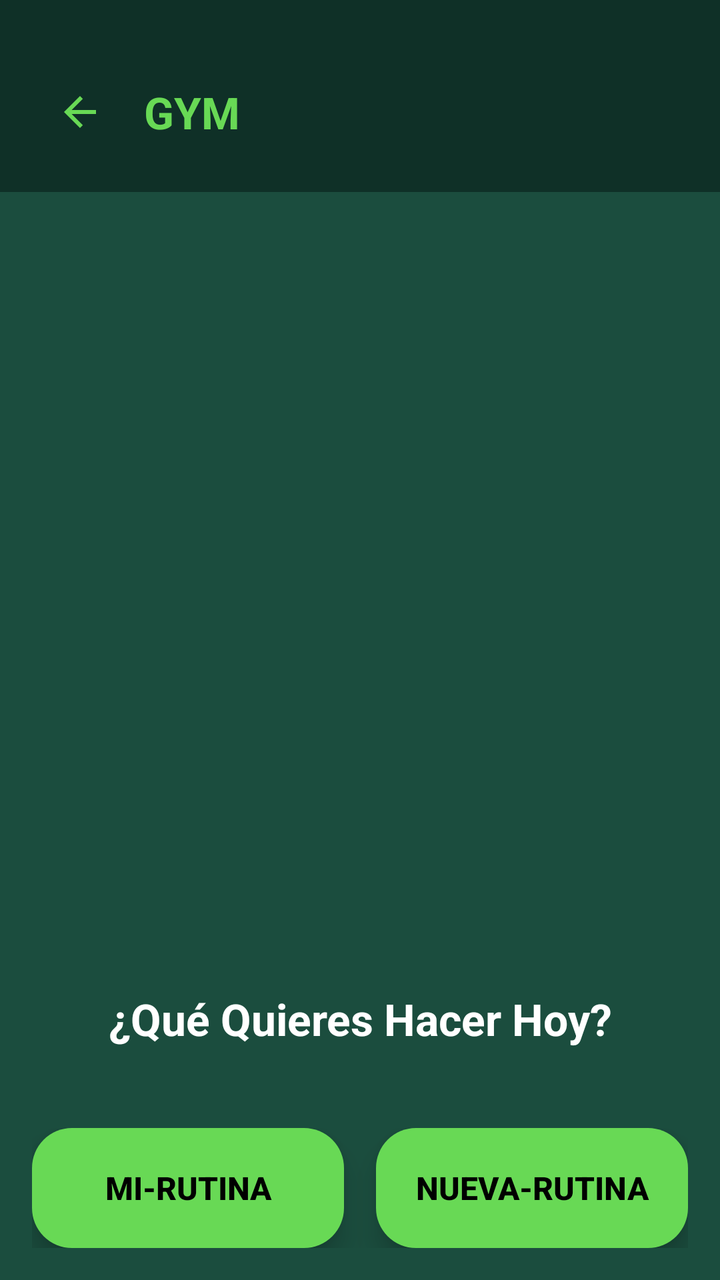
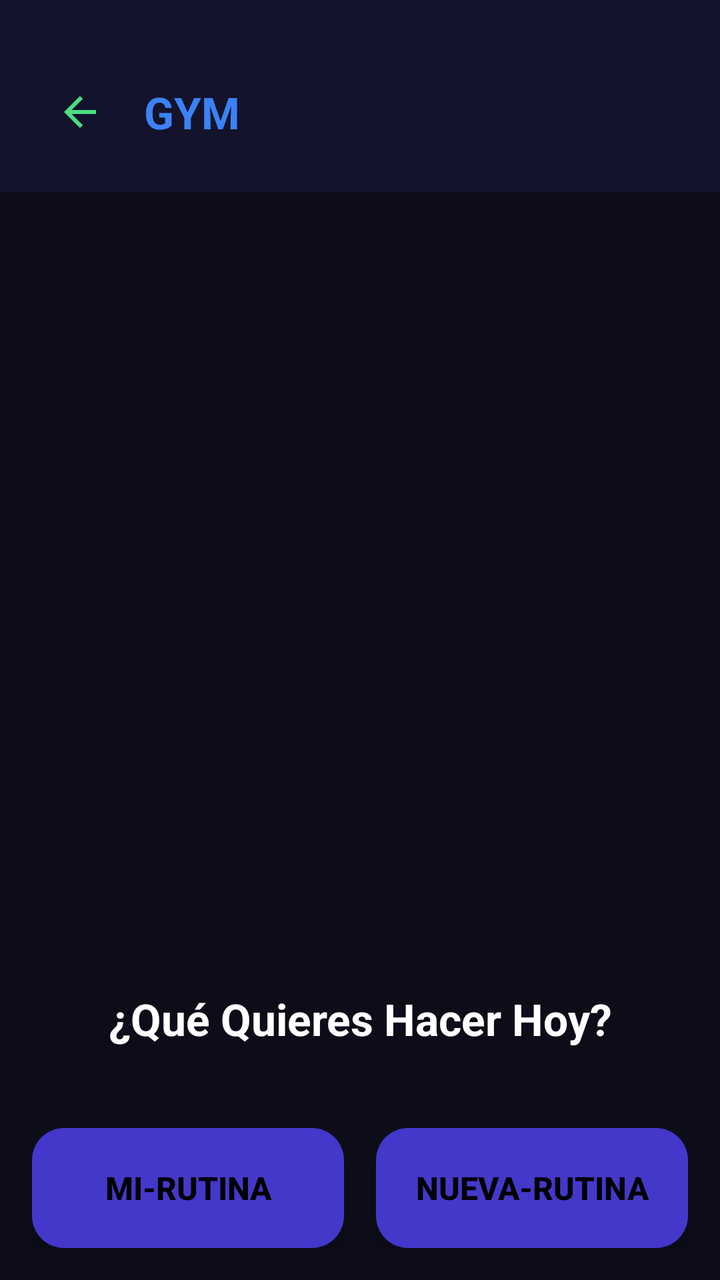

Before-and-after screenshots of an Android layout around one commit, followed by the original layout XML and the change that was made.
<!-- AndroidManifest.xml: activity theme Theme.GimnasioPro -->
<!-- res/layout/activity_gim.xml -->
<?xml version="1.0" encoding="utf-8"?>
<LinearLayout xmlns:android="http://schemas.android.com/apk/res/android"
    xmlns:tools="http://schemas.android.com/tools"
    android:layout_width="match_parent"
    android:layout_height="match_parent"
    android:background="@color/dark_green_background"
    android:orientation="vertical"
    android:fitsSystemWindows="true"
    tools:context=".GimActivity">

    
    <LinearLayout
        android:layout_width="match_parent"
        android:layout_height="wrap_content"
        android:background="@color/darker_green_header"
        android:gravity="center_vertical"
        android:orientation="horizontal"
        android:paddingStart="16dp"
        android:paddingEnd="16dp"
        android:paddingBottom="16dp"
        android:paddingTop="32dp">

        <ImageButton
            android:id="@+id/btnBack"
            android:layout_width="48dp"
            android:layout_height="48dp"
            android:background="?attr/selectableItemBackgroundBorderless"
            android:contentDescription="@string/btn_volver"
            android:src="@drawable/ic_arrow_back"
            android:scaleType="centerInside"
            android:clickable="true"
            android:focusable="true" />

        <TextView
            android:id="@+id/tvHeader"
            android:layout_width="0dp"
            android:layout_height="wrap_content"
            android:layout_marginStart="8dp"
            android:layout_weight="1"
            android:text="@string/btn_gim"
            android:textColor="@color/electric_green_button"
            android:textSize="22sp"
            android:textStyle="bold" />
    </LinearLayout>

    
    <FrameLayout
        android:id="@+id/calendarContainer"
        android:layout_width="match_parent"
        android:layout_height="0dp"
        android:layout_gravity="center"
        android:layout_marginHorizontal="16dp"
        android:layout_weight="1" />

    
    <TextView
        android:id="@+id/tvQuestion"
        android:layout_width="match_parent"
        android:layout_height="wrap_content"
        android:gravity="center"
        android:paddingVertical="24dp"
        android:text="@string/question_what_today"
        android:textColor="@color/text_on_background"
        android:textSize="22sp"
        android:textStyle="bold" />

    
    <LinearLayout
        android:layout_width="match_parent"
        android:layout_height="wrap_content"
        android:gravity="center"
        android:orientation="horizontal"
        android:padding="16dp">

        <Button
            android:id="@+id/btnMiRutina"
            android:layout_width="0dp"
            android:layout_height="60dp"
            android:layout_marginEnd="8dp"
            android:layout_weight="1"
            android:background="@drawable/btn_rounded_green"
            android:elevation="8dp"
            android:stateListAnimator="@null"
            android:text="@string/btn_mi_rutina"
            android:textColor="@color/text_on_button"
            android:textSize="16sp"
            android:textStyle="bold" />

        <Button
            android:id="@+id/btnNuevaRutina"
            android:layout_width="0dp"
            android:layout_height="60dp"
            android:layout_marginStart="8dp"
            android:layout_weight="1"
            android:background="@drawable/btn_rounded_green"
            android:elevation="8dp"
            android:stateListAnimator="@null"
            android:text="@string/btn_nueva_rutina"
            android:textColor="@color/text_on_button"
            android:textSize="16sp"
            android:textStyle="bold" />

    </LinearLayout>

</LinearLayout>
<!-- resources referenced by this layout -->
<resources>
  <color name="dark_green_background">#FF1B4D3E</color>
  <color name="darker_green_header">#FF0F3027</color>
  <color name="electric_green_button">#68D955</color>
  <color name="text_on_background">#FFFFFFFF</color>
  <color name="text_on_button">#FF000000</color>
  <!-- drawable btn_rounded_green (drawable) -->
  <?xml version="1.0" encoding="utf-8"?>
  <ripple xmlns:android="http://schemas.android.com/apk/res/android"
      android:color="@color/electric_green_button">
      <item>
          <shape android:shape="rectangle">
              <solid android:color="@color/electric_green_button" />
              <corners android:radius="20dp" />
          </shape>
      </item>
  </ripple>
  <!-- drawable ic_arrow_back (drawable) -->
  <?xml version="1.0" encoding="utf-8"?>
  <vector xmlns:android="http://schemas.android.com/apk/res/android"
      android:width="24dp"
      android:height="24dp"
      android:viewportWidth="24"
      android:viewportHeight="24"
      android:tint="@color/electric_green_button">
      <path
          android:fillColor="@android:color/white"
          android:pathData="M20,11H7.83l5.59,-5.59L12,4l-8,8 8,8 1.41,-1.41L7.83,13H20v-2z"/>
  </vector>
  <string name="btn_gim">GYM</string>
  <string name="btn_mi_rutina">Mi-Rutina</string>
  <string name="btn_nueva_rutina">Nueva-Rutina</string>
  <string name="btn_volver">Volver</string>
  <string name="question_what_today">¿Qué Quieres Hacer Hoy?</string>
  <style name="Theme.GimnasioPro" parent="Theme.AppCompat.Light.NoActionBar">
          
          <item name="colorPrimary">@color/electric_green_button</item>
          <item name="colorPrimaryDark">@color/dark_green_background</item>
          <item name="colorAccent">@color/electric_green_button</item>
          <item name="android:windowBackground">@color/dark_green_background</item>
          <item name="android:statusBarColor">@color/dark_green_background</item>
          <item name="android:navigationBarColor">@color/dark_green_background</item>
          <item name="android:fitsSystemWindows">true</item>
      </style>
</resources>

<!-- the commit's change to res/layout/activity_gim.xml (unified diff, before → after) -->
@@ -38,7 +38,7 @@
             android:layout_marginStart="8dp"
             android:layout_weight="1"
             android:text="@string/btn_gim"
-            android:textColor="@color/electric_green_button"
+            android:textColor="@color/accent_blue"
             android:textSize="22sp"
             android:textStyle="bold" />
     </LinearLayout>
@@ -78,7 +78,7 @@
             android:layout_height="60dp"
             android:layout_marginEnd="8dp"
             android:layout_weight="1"
-            android:background="@drawable/btn_rounded_green"
+            android:background="@drawable/bg_card_trainer"
             android:elevation="8dp"
             android:stateListAnimator="@null"
             android:text="@string/btn_mi_rutina"
@@ -92,7 +92,7 @@
             android:layout_height="60dp"
             android:layout_marginStart="8dp"
             android:layout_weight="1"
-            android:background="@drawable/btn_rounded_green"
+            android:background="@drawable/bg_card_trainer"
             android:elevation="8dp"
             android:stateListAnimator="@null"
             android:text="@string/btn_nueva_rutina"
<!-- resource entries referenced after the edit -->
@@ -1,21 +1,19 @@
 <!-- resources referenced by this layout -->
 <resources>
-  <color name="dark_green_background">#FF1B4D3E</color>
-  <color name="darker_green_header">#FF0F3027</color>
-  <color name="electric_green_button">#68D955</color>
-  <color name="text_on_background">#FFFFFFFF</color>
+  <color name="accent_blue">#3B82F6</color>
+  <color name="dark_green_background">@color/dark_background</color>
+  <color name="darker_green_header">@color/dark_background_secondary</color>
+  <color name="electric_green_button">@color/accent_green</color>
+  <color name="accent_green">#4ADE80</color>
+  <color name="text_on_background">@color/text_primary</color>
   <color name="text_on_button">#FF000000</color>
-  <!-- drawable btn_rounded_green (drawable) -->
+  <!-- drawable bg_card_trainer (drawable) -->
   <?xml version="1.0" encoding="utf-8"?>
-  <ripple xmlns:android="http://schemas.android.com/apk/res/android"
-      android:color="@color/electric_green_button">
-      <item>
-          <shape android:shape="rectangle">
-              <solid android:color="@color/electric_green_button" />
-              <corners android:radius="20dp" />
-          </shape>
-      </item>
-  </ripple>
+  <shape xmlns:android="http://schemas.android.com/apk/res/android"
+      android:shape="rectangle">
+      <solid android:color="@color/card_trainer" />
+      <corners android:radius="16dp" />
+  </shape>
   <!-- drawable ic_arrow_back (drawable) -->
   <?xml version="1.0" encoding="utf-8"?>
   <vector xmlns:android="http://schemas.android.com/apk/res/android"
@@ -43,5 +41,9 @@
           <item name="android:navigationBarColor">@color/dark_green_background</item>
           <item name="android:fitsSystemWindows">true</item>
       </style>
+  <color name="dark_background">#0D0D1A</color>
+  <color name="dark_background_secondary">#13132B</color>
+  <color name="text_primary">#FFFFFF</color>
+  <color name="card_trainer">#4338CA</color>
 </resources>
 
